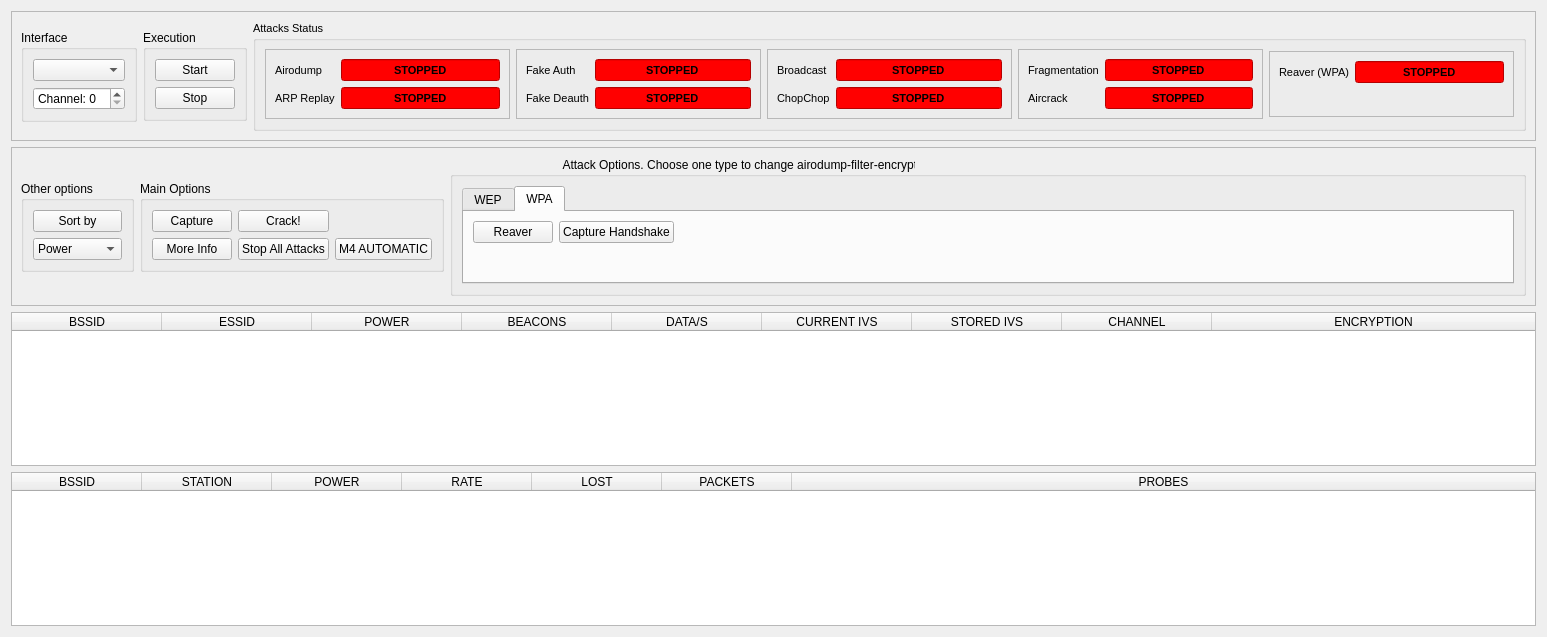
The window that UI/airodump.ui (luca-m/aircrackgui-m4) describes before a commit, drawn with Qt 5.
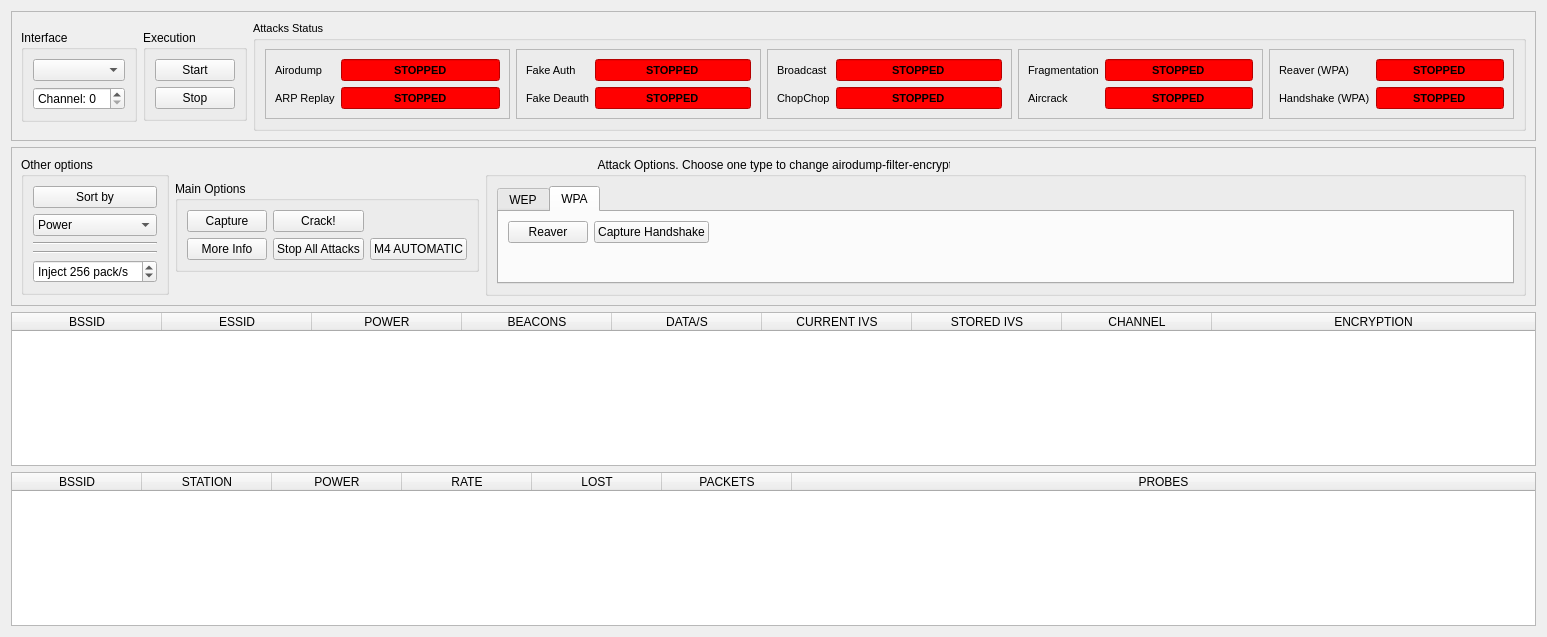
The same window after the commit. The open tabs and pages were chosen to show the change. Icons and pictures are not drawn.

Commit message: - injection rate in setted from airodump

What changed in the file:
```diff
--- a/UI/airodump.ui
+++ b/UI/airodump.ui
@@ -464,17 +464,40 @@
              </widget>
             </item>
             <item row="1" column="0">
-             <spacer name="verticalSpacer">
-              <property name="orientation">
-               <enum>Qt::Vertical</enum>
+             <widget class="QLabel" name="label_10">
+              <property name="text">
+               <string>Handshake (WPA)</string>
               </property>
-              <property name="sizeHint" stdset="0">
-               <size>
-                <width>20</width>
-                <height>24</height>
-               </size>
+             </widget>
+            </item>
+            <item row="1" column="1">
+             <widget class="QLineEdit" name="lineEditStatusHandshacke">
+              <property name="sizePolicy">
+               <sizepolicy hsizetype="Expanding" vsizetype="Maximum">
+                <horstretch>0</horstretch>
+                <verstretch>0</verstretch>
+               </sizepolicy>
               </property>
-             </spacer>
+              <property name="font">
+               <font>
+                <pointsize>8</pointsize>
+                <weight>75</weight>
+                <bold>true</bold>
+               </font>
+              </property>
+              <property name="styleSheet">
+               <string notr="true">background-color: rgb(255, 0, 0);</string>
+              </property>
+              <property name="text">
+               <string>STOPPED</string>
+              </property>
+              <property name="alignment">
+               <set>Qt::AlignCenter</set>
+              </property>
+              <property name="readOnly">
+               <bool>true</bool>
+              </property>
+             </widget>
             </item>
            </layout>
           </widget>
@@ -875,6 +898,9 @@
              <string>WPA</string>
             </attribute>
             <layout class="QFormLayout" name="formLayout">
+             <property name="fieldGrowthPolicy">
+              <enum>QFormLayout::AllNonFixedFieldsGrow</enum>
+             </property>
              <item row="0" column="0">
               <widget class="QPushButton" name="pushButtonReaver">
                <property name="enabled">
@@ -1081,7 +1107,7 @@
       <item row="1" column="1">
        <widget class="QGroupBox" name="groupBox_2">
         <property name="sizePolicy">
-         <sizepolicy hsizetype="Maximum" vsizetype="Maximum">
+         <sizepolicy hsizetype="Minimum" vsizetype="Maximum">
           <horstretch>0</horstretch>
           <verstretch>0</verstretch>
          </sizepolicy>
@@ -1149,6 +1175,48 @@
            </item>
           </widget>
          </item>
+         <item row="4" column="0">
+          <widget class="QSpinBox" name="spinBoxInjectionRate">
+           <property name="focusPolicy">
+            <enum>Qt::NoFocus</enum>
+           </property>
+           <property name="toolTip">
+            <string>Injection rate to do next attack</string>
+           </property>
+           <property name="suffix">
+            <string> pack/s</string>
+           </property>
+           <property name="prefix">
+            <string>Inject </string>
+           </property>
+           <property name="minimum">
+            <number>8</number>
+           </property>
+           <property name="maximum">
+            <number>1024</number>
+           </property>
+           <property name="singleStep">
+            <number>32</number>
+           </property>
+           <property name="value">
+            <number>256</number>
+           </property>
+          </widget>
+         </item>
+         <item row="2" column="0">
+          <widget class="Line" name="line">
+           <property name="orientation">
+            <enum>Qt::Horizontal</enum>
+           </property>
+          </widget>
+         </item>
+         <item row="3" column="0">
+          <widget class="Line" name="line_2">
+           <property name="orientation">
+            <enum>Qt::Horizontal</enum>
+           </property>
+          </widget>
+         </item>
         </layout>
        </widget>
       </item>
```
Left out of the diff: 265 changed lines with no effect on the pictures. The commit also changes 6 other files.
